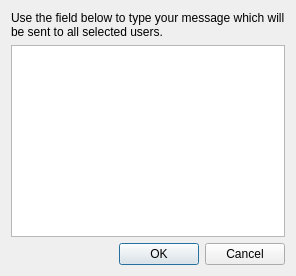
Qt form plugins/textmessage/TextMessageDialog.ui (rsamjkt/veyon-macos) before a commit.
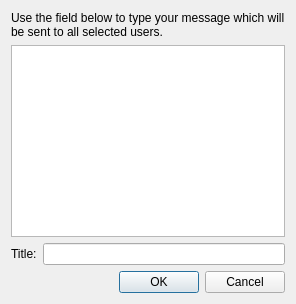
The same form after that commit. Icons and pictures are not drawn.

What changed in the file:
```diff
--- a/plugins/textmessage/TextMessageDialog.ui
+++ b/plugins/textmessage/TextMessageDialog.ui
@@ -24,6 +24,24 @@
    <item>
     <widget class="QTextEdit" name="textEdit"/>
    </item>
+   <item>
+    <layout class="QHBoxLayout" name="titleLayout">
+     <item>
+      <widget class="QLabel" name="titleLabel">
+       <property name="text">
+        <string>Title:</string>
+       </property>
+      </widget>
+     </item>
+     <item>
+      <widget class="QLineEdit" name="titleEdit">
+       <property name="toolTip">
+        <string>Optional custom title for the message window</string>
+       </property>
+      </widget>
+     </item>
+    </layout>
+   </item>
    <item>
     <widget class="QDialogButtonBox" name="buttonBox">
      <property name="standardButtons">
```
